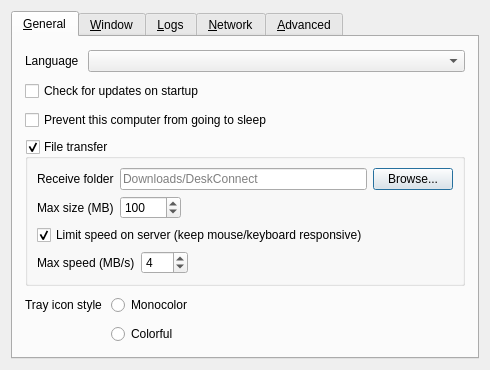
First picture: the form in src/lib/gui/dialogs/SettingsDialog.ui, repository youxia173/DeskConnect, before the edit.
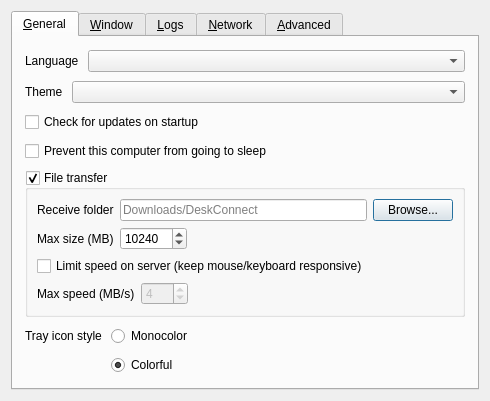
Second picture: the form after the edit. Icons and pictures are not drawn.

The edit to the form file:
```diff
--- a/src/lib/gui/dialogs/SettingsDialog.ui
+++ b/src/lib/gui/dialogs/SettingsDialog.ui
@@ -78,6 +78,26 @@
          </item>
         </layout>
        </item>
+       <item>
+        <layout class="QHBoxLayout" name="horizontalLayoutTheme">
+         <item>
+          <widget class="QLabel" name="lblTheme">
+           <property name="sizePolicy">
+            <sizepolicy hsizetype="Maximum" vsizetype="Preferred">
+             <horstretch>0</horstretch>
+             <verstretch>0</verstretch>
+            </sizepolicy>
+           </property>
+           <property name="text">
+            <string>Theme</string>
+           </property>
+          </widget>
+         </item>
+         <item>
+          <widget class="QComboBox" name="comboTheme"/>
+         </item>
+        </layout>
+       </item>
        <item>
         <widget class="QCheckBox" name="cbAutoUpdate">
          <property name="text">
@@ -144,11 +164,11 @@
                <number>1</number>
               </property>
               <property name="maximum">
+               <number>102400</number>
+              </property>
+              <property name="value">
                <number>10240</number>
               </property>
-              <property name="value">
-               <number>100</number>
-              </property>
              </widget>
             </item>
             <item>
@@ -175,7 +195,7 @@
              <string>Limit speed on server (keep mouse/keyboard responsive)</string>
             </property>
             <property name="checked">
-             <bool>true</bool>
+             <bool>false</bool>
             </property>
            </widget>
           </item>
@@ -190,6 +210,9 @@
             </item>
             <item>
              <widget class="QSpinBox" name="sbFileTransferMaxSpeedMibs">
+              <property name="enabled">
+               <bool>false</bool>
+              </property>
               <property name="toolTip">
                <string>Target upload rate in MB/s while speed limiting is enabled</string>
               </property>
@@ -229,6 +252,9 @@
            <property name="text">
             <string>Colorful</string>
            </property>
+           <property name="checked">
+            <bool>true</bool>
+           </property>
           </widget>
          </item>
          <item row="0" column="1">
```
Left out of the diff: 9 changed lines with no effect on the pictures.
